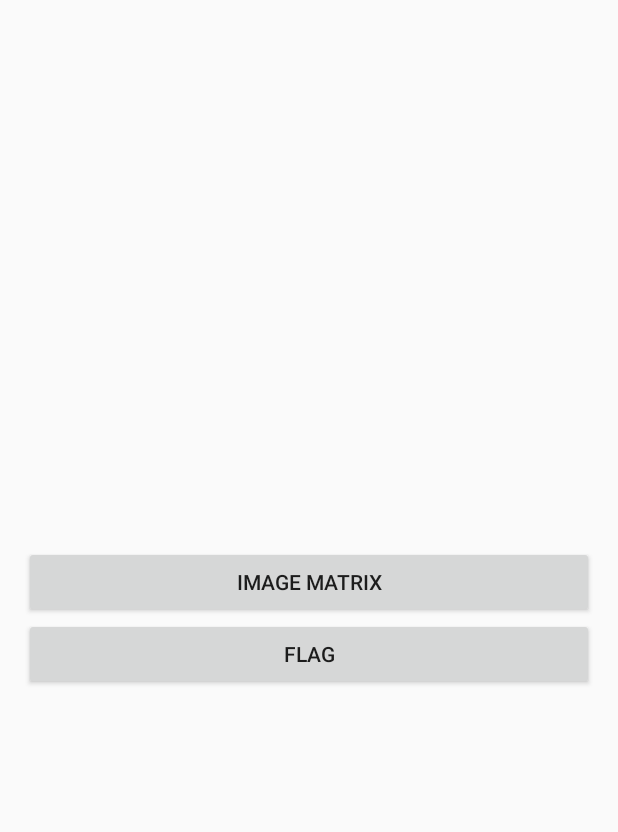
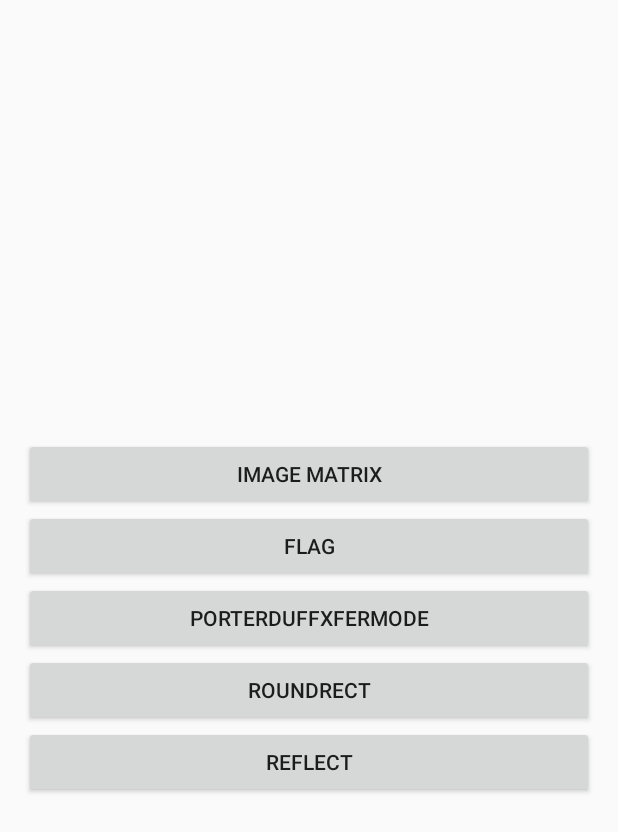
Before and after one commit to aiweibaiyang/AndroidHeroes, an Android app: the screen it shows after launch (MainActivity), on a phone screen of 412 x 824 dp. Shown: the top 832 px of the screen. Run offline under Robolectric (Android 15) with nearby library versions, the phone set to English and light mode, and no system bars.

```diff
--- a/NO6/ImageShape/app/src/main/AndroidManifest.xml
+++ b/NO6/ImageShape/app/src/main/AndroidManifest.xml
@@ -18,7 +18,9 @@
         <activity
             android:name=".ImageMatrixTest"
             android:screenOrientation="portrait" />
-        <activity android:name=".FlagBitmapMeshTest"></activity>
+        <activity android:name=".FlagBitmapMeshTest" />
+        <activity android:name=".XfermodeViewTest" />
+        <activity android:name=".ReflectViewTest"></activity>
     </application>
 
 </manifest>
--- a/NO6/ImageShape/app/src/main/res/layout/activity_main.xml
+++ b/NO6/ImageShape/app/src/main/res/layout/activity_main.xml
@@ -17,4 +17,22 @@
         android:layout_height="wrap_content"
         android:onClick="btnFlag"
         android:text="Flag" />
+
+    <Button
+        android:layout_width="match_parent"
+        android:layout_height="wrap_content"
+        android:onClick="btnPorterDuffXfermode"
+        android:text="PorterDuffXfermode" />
+
+    <Button
+        android:layout_width="match_parent"
+        android:layout_height="wrap_content"
+        android:onClick="btnRoundRect"
+        android:text="RoundRect" />
+
+    <Button
+        android:layout_width="match_parent"
+        android:layout_height="wrap_content"
+        android:onClick="btnReflect"
+        android:text="Reflect" />
 </LinearLayout>
```
Also changed, not shown: NO6/ImageShape/app/src/main/java/com/example/imageshape/MainActivity.java (+12 -0 lines), NO6/ImageShape/app/src/main/java/com/example/imageshape/ReflectView.java (added, +64 -0 lines), NO6/ImageShape/app/src/main/java/com/example/imageshape/ReflectViewTest.java (added, +13 -0 lines), NO6/ImageShape/app/src/main/java/com/example/imageshape/XfermodeView.java (added, +78 -0 lines), NO6/ImageShape/app/src/main/java/com/example/imageshape/XfermodeViewTest.java (added, +13 -0 lines), NO6/ImageShape/app/src/main/res/layout/reflect.xml (added, +12 -0 lines).
